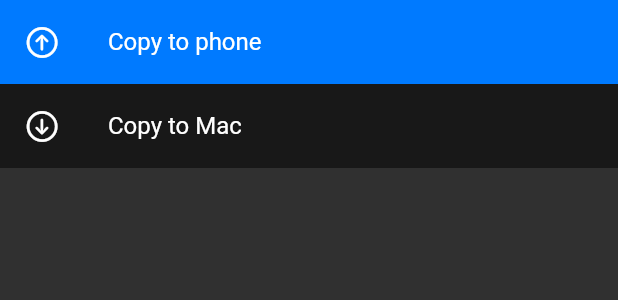
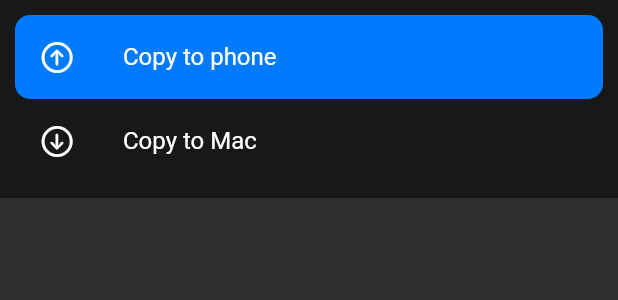
Before and after one commit to FLopriore/foldie, a Flutter app: the SideBar widget shown alone on an empty page, opened directly, on a phone screen of 412 x 824 dp. Shown: the top 300 px of the screen. Run offline on Flutter 3.47's test engine with Material 2 defaults, Android fonts, the phone set to English and light mode, and no system bars.

Commit message:
Added rounded borders to sidebar items

```diff
--- a/lib/widgets/side_bar.dart
+++ b/lib/widgets/side_bar.dart
@@ -12,10 +12,14 @@
     return Material(
       color: CupertinoTheme.of(context).scaffoldBackgroundColor,
       child: ListView(
+        padding: const EdgeInsets.all(10),
         shrinkWrap: true,
         primary: false,
         children: <Widget>[
           ListTile(
+            shape: const RoundedRectangleBorder(
+                borderRadius: BorderRadius.all(Radius.circular(10))
+            ),
             leading: const Icon(
               CupertinoIcons.arrow_up_circle,
               color: Colors.white,
@@ -31,6 +35,9 @@
             },
           ),
           ListTile(
+            shape: const RoundedRectangleBorder(
+                borderRadius: BorderRadius.all(Radius.circular(10))
+            ),
             leading: const Icon(
               CupertinoIcons.arrow_down_circle,
               color: Colors.white,
```
